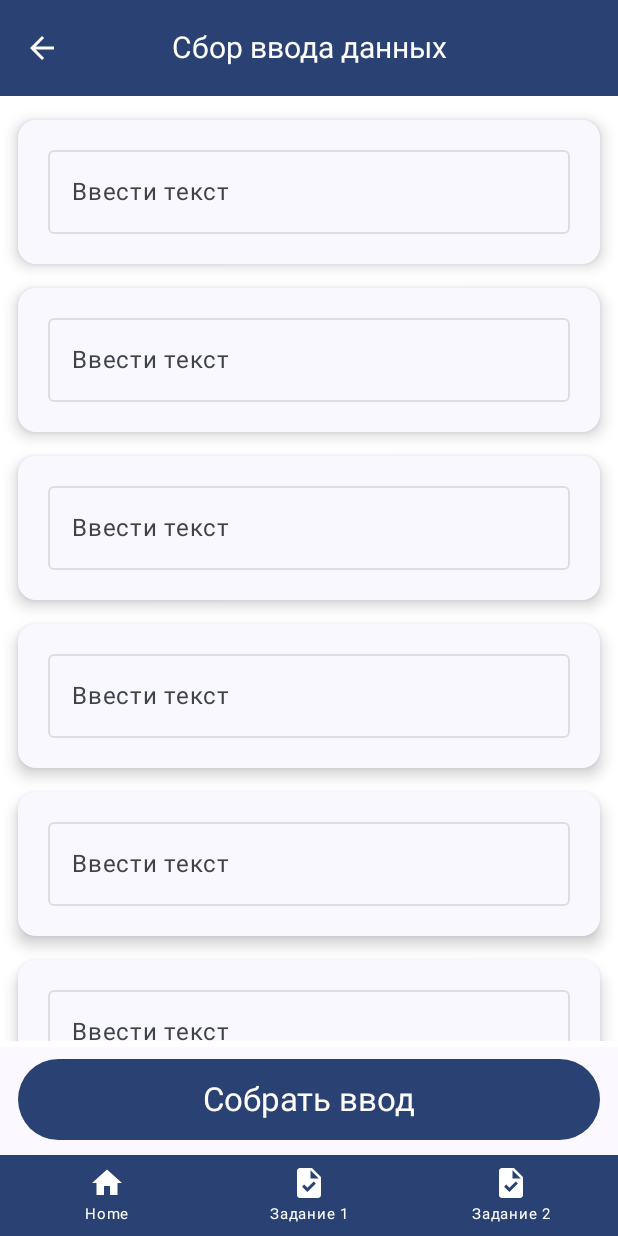
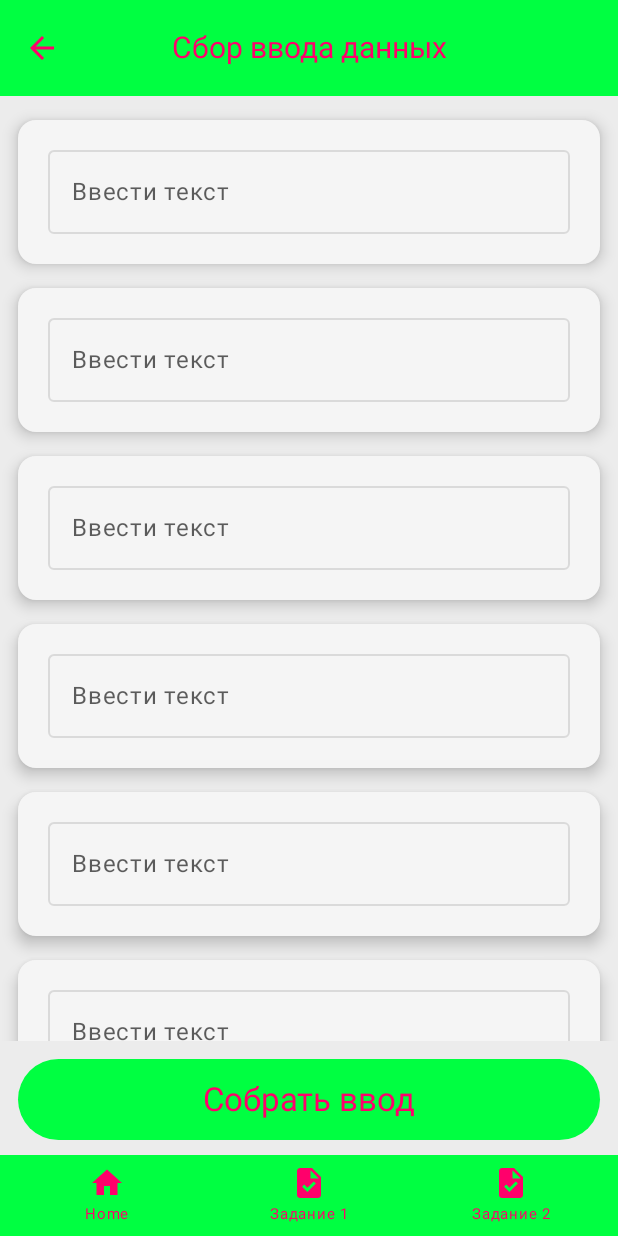
Before and after one commit to Cha1000000/ComposePractice, an Android app built with Jetpack Compose: the screen it shows after launch (MainActivity), item 2 of the bottom bar chosen, on a phone screen of 412 x 824 dp. Run offline under Robolectric (Android 15) with nearby library versions, the phone set to English and light mode, and no system bars.

Commit message:
add Cyberpunk 2077 color scheme and theme (just for fun)

```diff
--- a/app/src/main/java/com/umno/digital/composepractice/OnboardingScreen.kt
+++ b/app/src/main/java/com/umno/digital/composepractice/OnboardingScreen.kt
@@ -10,9 +10,12 @@ import androidx.compose.foundation.layout.padding
 import androidx.compose.foundation.layout.width
 import androidx.compose.material.TopAppBar
 import androidx.compose.material3.Button
+import androidx.compose.material3.CenterAlignedTopAppBar
+import androidx.compose.material3.ExperimentalMaterial3Api
 import androidx.compose.material3.MaterialTheme
 import androidx.compose.material3.Surface
 import androidx.compose.material3.Text
+import androidx.compose.material3.TopAppBarDefaults
 import androidx.compose.runtime.Composable
 import androidx.compose.ui.Alignment
 import androidx.compose.ui.Modifier
@@ -26,20 +29,23 @@ import androidx.navigation.NavHostController
 import androidx.navigation.compose.rememberNavController
 import com.umno.digital.composepractice.ui.theme.ComposePracticeTheme
 
-
+@OptIn(ExperimentalMaterial3Api::class)
 @Composable
 fun OnboardingScreen(navController: NavHostController) {
     Surface {
         Box {
-            TopAppBar(
+            CenterAlignedTopAppBar(
                 title = {
                     Text(
                         text = stringResource(R.string.app_name),
-                        color = Color.White,
+                        color = MaterialTheme.colorScheme.onPrimary,
                         fontSize = 20.sp
                     )
                 },
-                backgroundColor = MaterialTheme.colorScheme.primary,
+                colors = TopAppBarDefaults.centerAlignedTopAppBarColors(
+                    containerColor = MaterialTheme.colorScheme.primary,
+                    titleContentColor = MaterialTheme.colorScheme.onPrimary
+                )
             )
             Column(
                 modifier = Modifier.fillMaxSize(),
--- a/app/src/main/java/com/umno/digital/composepractice/task1/Task1Screens.kt
+++ b/app/src/main/java/com/umno/digital/composepractice/task1/Task1Screens.kt
@@ -83,6 +83,7 @@ import com.umno.digital.composepractice.data.TextItemData
 import com.umno.digital.composepractice.data.createTextInputList
 import com.umno.digital.composepractice.ui.theme.ComposePracticeTheme
 import androidx.compose.foundation.background
+import androidx.compose.material3.AlertDialogDefaults
 
 @Preview(
     showBackground = true,
@@ -152,7 +153,7 @@ fun ListOfTextInputsScreen(
             Box(
                 modifier = Modifier
                     .fillMaxWidth()
-                    .background(MaterialTheme.colorScheme.surface.copy(alpha = 0.8f))
+                    .background(MaterialTheme.colorScheme.surface.copy(alpha = 0.05f))
                     .padding(bottom = 56.dp),
                 contentAlignment = Alignment.BottomCenter
             ) {
@@ -182,21 +183,21 @@ private fun TextInputTopAppBar(onNavigateBack: () -> Unit) {
         title = {
             Text(
                 text = stringResource(R.string.task1_screen_title),
-                color = Color.White,
+                color = MaterialTheme.colorScheme.onPrimary,
                 fontSize = 20.sp
             )
         },
         colors = TopAppBarDefaults.centerAlignedTopAppBarColors(
             containerColor = MaterialTheme.colorScheme.primary,
-            titleContentColor = Color.White,
-            navigationIconContentColor = Color.White
+            titleContentColor = MaterialTheme.colorScheme.onPrimary,
+            navigationIconContentColor = MaterialTheme.colorScheme.onPrimary
         ),
         navigationIcon = {
             IconButton(onClick = onNavigateBack) {
                 Icon(
                     imageVector = Icons.AutoMirrored.Filled.ArrowBack,
                     contentDescription = "ArrowBack",
-                    tint = Color.White,
+                    tint = MaterialTheme.colorScheme.onPrimary,
                 )
             }
         },
@@ -215,6 +216,7 @@ private fun TextInputList(
     LazyColumn(
         modifier = Modifier
             .fillMaxSize()
+            .background(MaterialTheme.colorScheme.surface.copy(alpha = 0.8f))
             .padding(start = 12.dp, top = 8.dp, end = 12.dp, bottom = 130.dp),
         state = state
     ) {
@@ -378,36 +380,43 @@ private fun collectedInputs(inputs: List<TextItemData>, context: Context): Strin
     }.joinToString("\n")
 }
 
+@OptIn(ExperimentalMaterial3Api::class)
 @Composable
 fun ShowResultDialog(result: String, dialogState: MutableState<Boolean>) {
     AlertDialog(
         onDismissRequest = { dialogState.value = false },
         confirmButton = {
             TextButton(onClick = { dialogState.value = false }) {
-                Text(text = stringResource(R.string.button_ok_label))
+                Text(
+                    text = stringResource(R.string.button_ok_label),
+                    color = MaterialTheme.colorScheme.onSecondary
+                )
             }
         },
         dismissButton = {
             TextButton(onClick = { dialogState.value = false }) {
                 Text(
                     text = stringResource(R.string.button_cancel_label),
-                    color = MaterialTheme.colorScheme.onTertiary,
+                    color = MaterialTheme.colorScheme.onSecondary
                 )
             }
         },
         title = {
             Text(
                 text = stringResource(R.string.result_alert_title),
-                color = MaterialTheme.colorScheme.onSurface,
+                color = MaterialTheme.colorScheme.onSurfaceVariant,
                 style = MaterialTheme.typography.titleMedium,
             )
         },
         text = {
             Text(
                 text = result,
-                color = MaterialTheme.colorScheme.onSurface,
+                color = MaterialTheme.colorScheme.onSurfaceVariant,
             )
         },
+        shape = MaterialTheme.shapes.extraLarge,
+        backgroundColor = MaterialTheme.colorScheme.surface,
+        contentColor = MaterialTheme.colorScheme.onSurfaceVariant,
     )
 }
 
@@ -439,7 +448,13 @@ fun TextInputCard(
     onLongPress: (Offset) -> Unit,
 ) {
     val cardBackground =
-        if (isSelected) MaterialTheme.colorScheme.onSecondary else MaterialTheme.colorScheme.background
+        if (isSelected) MaterialTheme.colorScheme.scrim else MaterialTheme.colorScheme.background
+
+    val textColor =
+        if (isSelected) MaterialTheme.colorScheme.outlineVariant else MaterialTheme.colorScheme.onSurface
+
+    val borderColor =
+        if (isSelected) MaterialTheme.colorScheme.outlineVariant else MaterialTheme.colorScheme.onSurface.copy(alpha = 0.12f)
 
     Card(
         modifier = Modifier
@@ -464,16 +479,24 @@ fun TextInputCard(
             modifier = Modifier
                 .fillMaxWidth()
                 .padding(20.dp),
-            textStyle = TextStyle(fontSize = 16.sp),
-            placeholder = { Text(stringResource(R.string.text_input_hint)) },
+            textStyle = TextStyle(
+                fontSize = 16.sp,
+                color = textColor
+            ),
+            placeholder = {
+                Text(
+                    text = stringResource(R.string.text_input_hint),
+                    color = textColor.copy(alpha = 0.7f)
+                )
+            },
             singleLine = true,
             maxLines = 1,
             keyboardOptions = KeyboardOptions.Default.copy(imeAction = ImeAction.Next),
             colors = OutlinedTextFieldDefaults.colors(
-                focusedBorderColor = MaterialTheme.colorScheme.primary,
-                unfocusedBorderColor = MaterialTheme.colorScheme.onSurface.copy(alpha = 0.12f),
-                focusedTextColor = MaterialTheme.colorScheme.onSurface,
-                unfocusedTextColor = MaterialTheme.colorScheme.onSurface,
+                focusedBorderColor = if (isSelected) MaterialTheme.colorScheme.outlineVariant else MaterialTheme.colorScheme.primary,
+                unfocusedBorderColor = borderColor,
+                focusedTextColor = textColor,
+                unfocusedTextColor = textColor,
             )
         )
     }
--- a/app/src/main/java/com/umno/digital/composepractice/task2/Task2Screen.kt
+++ b/app/src/main/java/com/umno/digital/composepractice/task2/Task2Screen.kt
@@ -40,6 +40,7 @@ import androidx.compose.material.pullrefresh.rememberPullRefreshState
 //noinspection UsingMaterialAndMaterial3Libraries
 import androidx.compose.material.rememberDismissState
 import androidx.compose.material3.*
+import androidx.compose.material3.ExperimentalMaterial3Api
 import androidx.compose.runtime.Composable
 import androidx.compose.runtime.LaunchedEffect
 import androidx.compose.runtime.collectAsState
@@ -67,12 +68,12 @@ import com.umno.digital.composepractice.common.DismissBackground
 import com.umno.digital.composepractice.data.UuidItem
 import com.umno.digital.composepractice.progress.ProgressIndicator
 import com.umno.digital.composepractice.ui.theme.ComposePracticeTheme
-import com.umno.digital.composepractice.ui.theme.Orange
+import com.umno.digital.composepractice.ui.theme.CyberGreen
 import kotlinx.coroutines.delay
 import kotlinx.coroutines.launch
 import java.util.UUID
 
-@OptIn(ExperimentalMaterialApi::class)
+@OptIn(ExperimentalMaterial3Api::class, ExperimentalMaterialApi::class)
 @SuppressLint("UnusedMaterial3ScaffoldPaddingParameter")
 @Composable
 fun ListOfUuidsScreen(
@@ -97,15 +98,19 @@ fun ListOfUuidsScreen(
 
     Scaffold(
         topBar = {
-            TopAppBar(
+            CenterAlignedTopAppBar(
                 title = {
                     Text(
                         text = stringResource(R.string.task2_screen_title),
-                        color = Color.White,
+                        color = MaterialTheme.colorScheme.onPrimary,
                         fontSize = 20.sp
                     )
                 },
-                backgroundColor = MaterialTheme.colorScheme.primary,
+                colors = TopAppBarDefaults.centerAlignedTopAppBarColors(
+                    containerColor = MaterialTheme.colorScheme.primary,
+                    titleContentColor = MaterialTheme.colorScheme.onPrimary,
+                    navigationIconContentColor = MaterialTheme.colorScheme.onPrimary
+                ),
                 navigationIcon = {
                     IconButton(
                         onClick = { navController.navigate(MAIN_SCREEN) }
@@ -113,7 +118,7 @@ fun ListOfUuidsScreen(
                         Icon(
                             imageVector = ImageVector.vectorResource(R.drawable.ic_back),
                             contentDescription = "ArrowBack",
-                            tint = Color.White,
+                            tint = MaterialTheme.colorScheme.onPrimary,
                         )
                     }
                 },
@@ -123,7 +128,7 @@ fun ListOfUuidsScreen(
             FloatingActionButton(
                 modifier = Modifier.padding(bottom = 70.dp),
                 onClick = { uuidItemsViewModel.addItem() },
-                containerColor = Orange,
+                containerColor = CyberGreen,
                 contentColor = MaterialTheme.colorScheme.background,
                 shape = CircleShape
             ) {
--- a/app/src/main/java/com/umno/digital/composepractice/ui/theme/Color.kt
+++ b/app/src/main/java/com/umno/digital/composepractice/ui/theme/Color.kt
@@ -2,19 +2,37 @@ package com.umno.digital.composepractice.ui.theme
 
 import androidx.compose.ui.graphics.Color
 
-// DarkColorScheme
-val Purple80 = Color(0xFFCCB8FA)
-val PurpleGrey80 = Color(0xFFCCC2DC)
-val Pink80 = Color(0xFFE7668C)
-val Blue80 = Color(0xFF2473E9)
-val CardBackgroundNight = Color(0xFF2D2F52)
-val CardSelectedBackgroundNight = Color(0xF31E54A3)
+// Основные цвета Cyberpunk
+val CyberYellow = Color(0xFFFFF100)      // Фирменный жёлтый Cyberpunk
+val CyberGreen = Color(0xFF00FF41)       // Кислотно-зелёный
+val CyberPink = Color(0xFFFF006B)        // Неоновый розовый
+val CyberBlue = Color(0xFF00FFFF)        // Неоновый голубой
 
-// LightColorScheme
-val Purple40 = Color(0xFF5B4CA2)
-val PurpleGrey40 = Color(0xFF625b71)
-val Pink40 = Color(0xF3FF0052)
-val Blue40 = Color(0xFF0C38BB)
-val CardBackground = Color(0xFFF7FCFF)
-val CardSelectedBackground = Color(0xE69DC3FC)
-val Orange = Color(0xFFF57F17)
+// Темная тема
+val CyberDarkBg = Color(0xFF0D0D0D)          // Почти чёрный фон
+val CyberDarkSurface = Color(0xFF1A1A1A)     // Тёмно-серый для поверхностей
+val CyberDarkCard = Color(0xFF242424)        // Чуть светлее для карточек
+val CyberDarkText = Color(0xFFE0E0E0)        // Светлый текст
+val CyberDarkSecondary = Color(0xFF3A3A3A)   // Для второстепенных элементов
+val CyberDarkTitle = Color(0xFF0D0D0D)       // Цвет текста заголовков в тёмной теме
+
+// Светлая тема
+val CyberLightBg = Color(0xFFF5F5F5)         // Светлый фон
+val CyberLightSurface = Color(0xFFE8E8E8)    // Поверхности
+val CyberLightCard = Color(0xFFD8D8D8)       // Карточки
+val CyberLightText = Color(0xFF1A1A1A)       // Тёмный текст
+val CyberLightSecondary = Color(0xFFB0B0B0)  // Второстепенные элементы
+val CyberLightTitle = CyberPink              // Цвет текста заголовков в светлой теме
+
+// Состояния элементов
+val CyberSelectedDark = Color(0xFF002A3D)    // Выделение в тёмной теме (тёмно-синий)
+val CyberSelectedLight = Color(0xFFE5F6FF)   // Выделение в светлой теме (светло-голубой)
+val CyberSelectedTextDark = CyberBlue        // Цвет текста на выделении в тёмной теме
+val CyberSelectedTextLight = Color(0xFF1A1A1A) // Цвет текста на выделении в светлой теме
+val CyberInputText = CyberGreen              // Цвет текста в полях ввода (тёмная тема)
+val CyberInputTextLight = CyberDarkBg        // Цвет текста в полях ввода (светлая тема)
+
+// Акцентные цвета
+val CyberError = Color(0xFFFF1744)           // Ошибки
+val CyberSuccess = CyberGreen                // Успех
+val CyberWarning = CyberYellow               // Предупреждения
--- a/app/src/main/java/com/umno/digital/composepractice/ui/theme/Theme.kt
+++ b/app/src/main/java/com/umno/digital/composepractice/ui/theme/Theme.kt
@@ -2,7 +2,6 @@ package com.umno.digital.composepractice.ui.theme
 
 import android.app.Activity
 import android.os.Build
-import android.view.Surface
 import androidx.compose.foundation.isSystemInDarkTheme
 import androidx.compose.material3.MaterialTheme
 import androidx.compose.material3.darkColorScheme
@@ -11,44 +10,54 @@ import androidx.compose.material3.dynamicLightColorScheme
 import androidx.compose.material3.lightColorScheme
 import androidx.compose.runtime.Composable
 import androidx.compose.runtime.SideEffect
-import androidx.compose.ui.graphics.Color
 import androidx.compose.ui.graphics.toArgb
 import androidx.compose.ui.platform.LocalContext
 import androidx.compose.ui.platform.LocalView
 import androidx.core.view.WindowCompat
 
-private val DarkColorScheme = darkColorScheme(
-    primary = Blue80,
-    secondary = PurpleGrey80,
-    tertiary = Pink80,
-    background = CardBackgroundNight,
-    onBackground = Color(0xFFD1DCFC),
-    surface = Color(0xFF1C1B1F),
-    onSurface = Color(0xFFD1DCFC),
-    onSecondary = CardSelectedBackgroundNight,
-    onTertiary = Purple80,
+private val CyberDarkColorScheme = darkColorScheme(
+    primary = CyberYellow,          // Основной цвет - фирменный жёлтый
+    onPrimary = CyberDarkTitle,     // Текст на основном цвете - тёмный для заголовков
+    secondary = CyberGreen,         // Второстепенный цвет - кислотно-зелёный
+    onSecondary = CyberDarkText,    // Текст на втором цвете - светлый
+    tertiary = CyberPink,           // Третичный цвет - неоновый розовый
+    onTertiary = CyberDarkText,     // Текст на третичном цвете
+    background = CyberDarkBg,       // Фон - почти чёрный
+    onBackground = CyberGreen,      // Текст на фоне - кислотно-зелёный
+    surface = CyberDarkSurface,     // Поверхности - тёмно-серый
+    onSurface = CyberYellow,        // Текст на поверхностях - фирменный жёлтый
+    surfaceVariant = CyberDarkCard, // Вариант поверхности для карточек
+    onSurfaceVariant = CyberInputText, // Текст в полях ввода - зелёный
+    error = CyberError,             // Цвет ошибки
+    onError = CyberDarkText,        // Текст на ошибке
+    scrim = CyberSelectedDark,      // Цвет выделения
+    outlineVariant = CyberSelectedTextDark // Цвет текста на выделении
 )
 
-private val LightColorScheme = lightColorScheme(
-    primary = Blue40,
-    secondary = PurpleGrey40,
-    tertiary = Pink40,
-    // Other default colors to override
-    background = CardBackground,
-    onBackground = Color(0xFF1C1B1F),
-    surface = Color(0xFFFBFDFF),
-    onSurface = Color(0xFF1C1B1F),
-    onPrimary = Color.White,
-    onSecondary = CardSelectedBackground,
-    onTertiary = Purple40,
-
+private val CyberLightColorScheme = lightColorScheme(
+    primary = CyberGreen,           // Основной цвет - кислотно-зелёный
+    onPrimary = CyberLightTitle,    // Текст на основном цвете - светлый для заголовков
+    secondary = CyberSelectedDark,  // Второстепенный цвет - жёлтый
+    onSecondary = CyberLightText,   // Текст на втором цвете
+    tertiary = CyberBlue,           // Третичный цвет - голубой
+    onTertiary = CyberLightText,    // Текст на третичном цвете
+    background = CyberLightBg,      // Фон - светлый
+    onBackground = CyberLightText,  // Текст на фоне
+    surface = CyberLightSurface,    // Поверхности
+    onSurface = CyberLightText,     // Текст на поверхностях
+    surfaceVariant = CyberLightCard, // Вариант поверхности
+    onSurfaceVariant = CyberInputTextLight, // Текст в полях ввода
+    error = CyberError,             // Цвет ошибки
+    onError = CyberLightText,       // Текст на ошибке
+    scrim = CyberSelectedLight,     // Цвет выделения
+    outlineVariant = CyberSelectedTextLight // Цвет текста на выделении
 )
 
 @Composable
 fun ComposePracticeTheme(
     darkTheme: Boolean = isSystemInDarkTheme(),
     // Dynamic color is available on Android 12+
-    dynamicColor: Boolean = true,
+    dynamicColor: Boolean = false, // Отключаем динамические цвета для сохранения стиля Cyberpunk
     content: @Composable () -> Unit
 ) {
     val colorScheme = when {
@@ -56,16 +65,16 @@ fun ComposePracticeTheme(
             val context = LocalContext.current
             if (darkTheme) dynamicDarkColorScheme(context) else dynamicLightColorScheme(context)
         }
-
-        darkTheme -> DarkColorScheme
-        else -> LightColorScheme
+        darkTheme -> CyberDarkColorScheme
+        else -> CyberLightColorScheme
     }
     val view = LocalView.current
     if (!view.isInEditMode) {
         SideEffect {
             val window = (view.context as Activity).window
-            window.statusBarColor = colorScheme.primary.toArgb()
-            WindowCompat.getInsetsController(window, view).isAppearanceLightStatusBars = darkTheme
+            // Устанавливаем цвет статус-бара в соответствии с темой
+            window.statusBarColor = if (darkTheme) CyberDarkBg.toArgb() else CyberLightBg.toArgb()
+            WindowCompat.getInsetsController(window, view).isAppearanceLightStatusBars = !darkTheme
         }
     }
 
--- a/app/src/main/res/values/colors.xml
+++ b/app/src/main/res/values/colors.xml
@@ -1,11 +1,11 @@
 <?xml version="1.0" encoding="utf-8"?>
 <resources>
-    <color name="purple_200">#FFBB86FC</color>
-    <color name="purple_500">#FF6200EE</color>
-    <color name="purple_700">#FF3700B3</color>
-    <color name="teal_200">#FF03DAC5</color>
-    <color name="teal_700">#FF018786</color>
-    <color name="black">#FF000000</color>
-    <color name="white">#FFFFFFFF</color>
-    <color name="darkBlue">#1A237E</color>
+    <color name="purple_200">#FF00F0FF</color>
+    <color name="purple_500">#FF9D00FF</color>
+    <color name="purple_700">#FFFF0090</color>
+    <color name="teal_200">#FF00FF9D</color>
+    <color name="teal_700">#FF00F0FF</color>
+    <color name="black">#FF0A0A1F</color>
+    <color name="white">#FFF0F0FF</color>
+    <color name="darkBlue">#FF1A1A3A</color>
 </resources>
```
